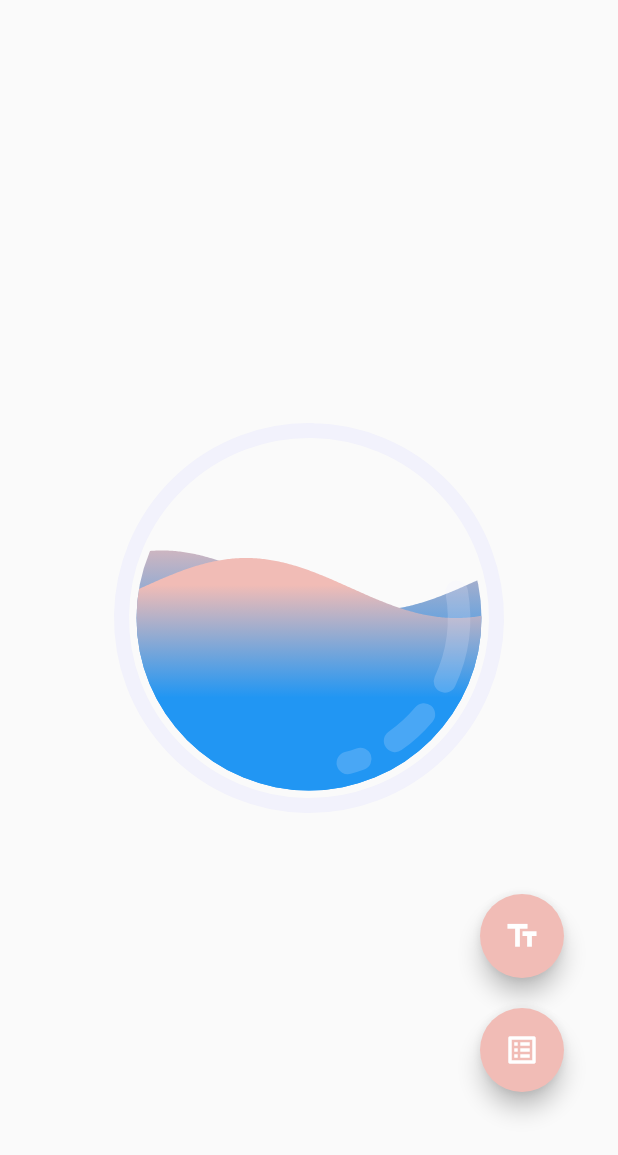
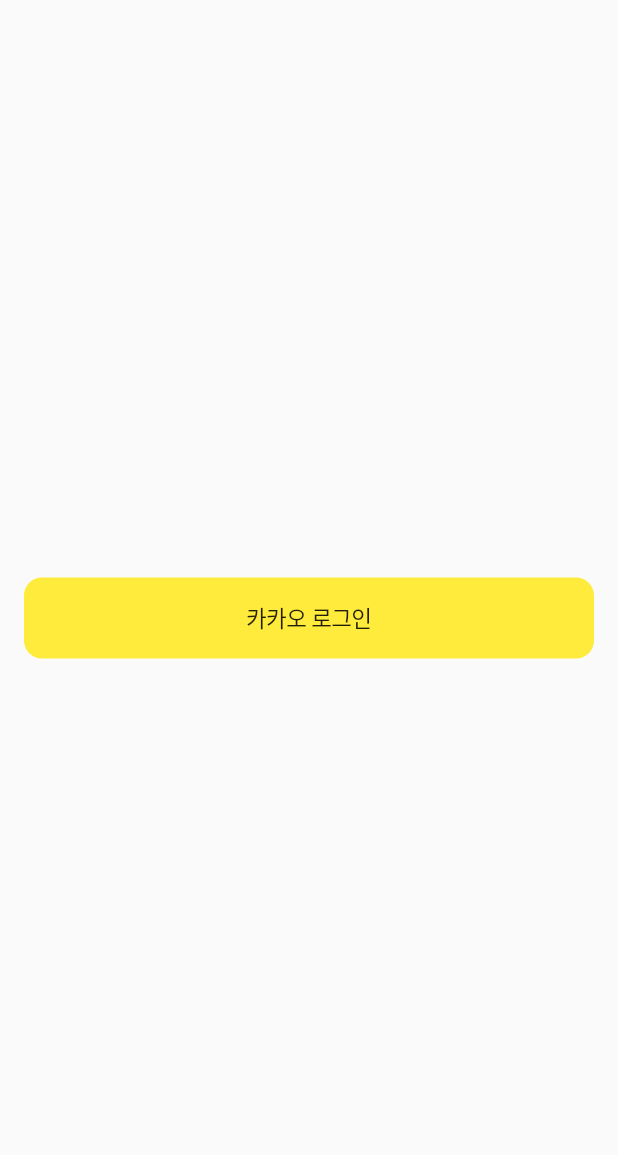
Before and after one commit to suyeon2109/happiness_savings_client, a Flutter app: the screen it shows after launch, on a phone screen of 412 x 824 dp. Shown: the top 1155 px of the screen. Run offline on Flutter 3.47's test engine with Material 2 defaults, Android fonts, the phone set to English and light mode, and no system bars; our stand-ins replace fl_chart, image_picker, shared_preferences, syncfusion_flutter_gauges; missing offline and left inert: cron, kakao_flutter_sdk_user.

Commit message:
카카오 로그인 로직 추가

```diff
--- a/lib/happinessList.dart
+++ b/lib/happinessList.dart
@@ -43,7 +43,7 @@ class _HappinessList extends State<HappinessList> {
                     return Card(
                         child: InkWell(
                           child: _tile(
-                              Icons.account_circle,
+                              Icons.image,
                               happinessList[index].title!,
                               happinessList[index].happinessIndex!,
                               happinessList[index].createdAt!),
--- /dev/null
+++ b/lib/kakaoLogin.dart
@@ -0,0 +1,102 @@
+import 'package:flutter/cupertino.dart';
+import 'package:flutter/foundation.dart';
+import 'package:flutter/material.dart';
+import 'package:kakao_flutter_sdk_user/kakao_flutter_sdk_user.dart';
+import 'package:shared_preferences/shared_preferences.dart';
+
+import 'api/happiness_api_client.dart';
+
+class KaKaoLogin extends StatefulWidget {
+  @override
+  State<StatefulWidget> createState() => _KaKaoLogin();
+}
+
+class _KaKaoLogin extends State<KaKaoLogin> {
+  bool _isKaKaoTalkInstalled = false;
+
+  _initKaKaoTalkInstalled() async {
+    final installed = await isKakaoTalkInstalled();
+    setState(() {
+      _isKaKaoTalkInstalled = installed;
+    });
+  }
+
+  isLoggedIn() async {
+    final sharedPreferences = await SharedPreferences.getInstance();
+    var savedUuid = sharedPreferences.getString('uuid');
+
+    if(savedUuid != null){
+      Navigator.of(context).pushNamed('/home');
+    } else {
+      _initKaKaoTalkInstalled();
+    }
+  }
+
+  @override
+  void initState() {
+    super.initState();
+
+    isLoggedIn();
+  }
+
+  Future<void> _loginButtonPressed() async {
+    try {
+      var authCode = (_isKaKaoTalkInstalled ?
+      await AuthCodeClient.instance.requestWithTalk() :
+      await AuthCodeClient.instance.request());
+      print("authCode : " + authCode);
+
+      // var token = await AuthApi.instance.issueAccessToken(authCode: authCode);
+      // var tokenManager = DefaultTokenManager();
+      // print("token : " + token.toString());
+      // tokenManager.setToken(token);
+
+      User user = await UserApi.instance.me();
+
+      print('사용자 정보 요청 성공'
+          '\n회원번호: ${user.id}');
+
+      final sharedPreferences = await SharedPreferences.getInstance();
+      sharedPreferences.setString('uuid', '${user.id}');
+
+      const api = HappinessApiClient();
+      final apiResponse = await api.signUp();
+
+      if (kDebugMode) {
+        print('apiResponse: $apiResponse');
+      }
+
+      Navigator.of(context).pushNamed('/home');
+    } catch(e){
+      print("fail");
+    }
+  }
+
+  @override
+  Widget build(BuildContext context) {
+    return Scaffold(
+      body: SafeArea(
+        minimum: const EdgeInsets.symmetric(horizontal: 16),
+        child: Column(
+          mainAxisAlignment: MainAxisAlignment.center,
+          children: <Widget>[
+            SizedBox(
+              width: MediaQuery.of(context).size.width,
+              child: CupertinoButton(
+                onPressed: _loginButtonPressed,
+                color: Colors.yellow,
+                child: const Text(
+                  '카카오 로그인',
+                  style: TextStyle(
+                    fontSize: 15,
+                    color: Colors.black87,
+                  ),
+                ),
+              ),
+            ),
+          ],
+        ),
+      ),
+    );
+  }
+}
--- a/lib/main.dart
+++ b/lib/main.dart
@@ -1,5 +1,7 @@
 import 'package:flutter/foundation.dart';
 import 'package:flutter/material.dart';
+import 'package:happiness_savings_client/kakaoLogin.dart';
+import 'package:kakao_flutter_sdk_user/kakao_flutter_sdk_user.dart';
 import 'api/happiness_api_client.dart';
 import 'flChart.dart';
 import 'package:shared_preferences/shared_preferences.dart';
@@ -11,11 +13,12 @@ import 'viewDetail.dart';
 import 'happinessList.dart';
 
 void main() async {
-  WidgetsFlutterBinding.ensureInitialized();
-  final uuid = await resolveUuid();
-  if (kDebugMode) {
-    print('uuid: $uuid');
-  }
+  // WidgetsFlutterBinding.ensureInitialized();
+  // final uuid = await resolveUuid();
+  // if (kDebugMode) {
+  //   print('uuid: $uuid');
+  // }
+  KakaoSdk.init(nativeAppKey: 'b6c119301f971dcc8fa9a2c13584ef7f');
   runApp(const MyApp());
 }
 
@@ -28,7 +31,8 @@ class MyApp extends StatelessWidget {
       title: 'main page',
       initialRoute: '/',
       routes: {
-        '/': (context) => Home(),
+        '/': (context) => KaKaoLogin(),
+        '/home': (context) => Home(),
         '/write': (context) => Write(),
         '/viewDetail': (context) => ViewDetail(),
         '/happinessList' : (context) => HappinessList(),
--- a/pubspec.yaml
+++ b/pubspec.yaml
@@ -43,6 +43,8 @@ dependencies:
   shared_preferences: ^2.0.15
   uuid: ^3.0.6
   http: ^0.13.5
+  kakao_flutter_sdk_user:
+  kakao_flutter_sdk: ^1.2.2
 
 dev_dependencies:
   flutter_test:
```
Also changed, not shown: 1 other file.
